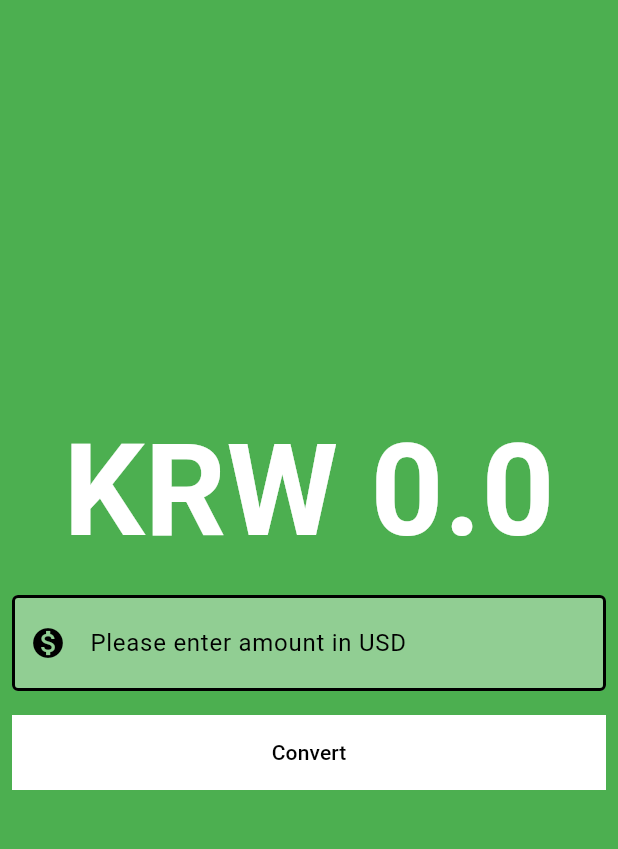
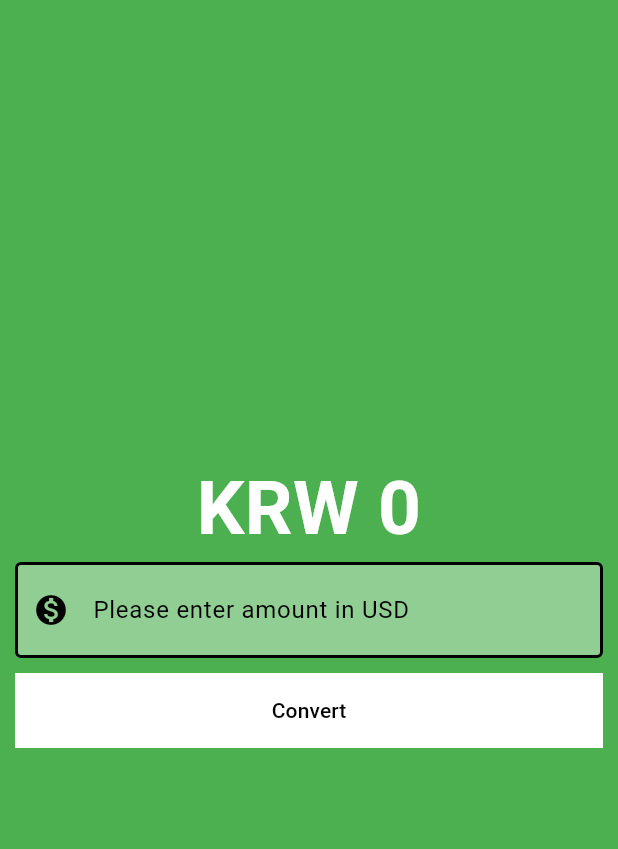
Before and after one commit to THSPSS/currency_converter_app, a Flutter app: the screen it shows after launch, after a tap on "Convert", on a phone screen of 412 x 824 dp, the part 59-908 px from its top. Run offline on Flutter 3.47's test engine with Material 3 defaults, Android fonts, the phone set to English and light mode, and no system bars.

Commit message:
update currency coveter handling edge case

```diff
--- a/lib/currency_converter_material_page.dart
+++ b/lib/currency_converter_material_page.dart
@@ -28,6 +28,12 @@ class _CurrencyConverterMaterialPageState extends State<CurrencyConverterMateria
   final inputAmountController = TextEditingController();
   late double convertedToAmount = 0;
 
+  void convert() {
+    setState(() {
+      convertedToAmount = double.parse(inputAmountController.text) * 1391.18;
+    });
+  }
+
   //kepp build function clean as possible
   @override
   Widget build(BuildContext context) {
@@ -36,7 +42,7 @@ class _CurrencyConverterMaterialPageState extends State<CurrencyConverterMateria
     // of the TextField.
     const border = OutlineInputBorder(
                   //Color(0xAARRGGBB) alpha , red , green, black
-                  //0xFF000000
+                  //0xFF000001
                   borderSide: BorderSide(
                     width: 2.0,
                   )
@@ -58,22 +64,22 @@ class _CurrencyConverterMaterialPageState extends State<CurrencyConverterMateria
           ],
         ),
         body : Center(
+          child: Padding(
+            padding: const EdgeInsets.all(10.0),
             child: Column(
               mainAxisAlignment: MainAxisAlignment.center,
               children: [
                  Text(
-                'KRW ${convertedToAmount.toString()}',
+                  'KRW ${convertedToAmount != 0 ? convertedToAmount.toStringAsFixed(2) : convertedToAmount.toStringAsFixed(0)}',
                   style: const TextStyle(
-                fontSize:85,
+                  fontSize:50,
                   fontWeight: FontWeight.bold,
                   color : Colors.white
                  )
                  ),
                  //padding and container
                  //contrl + shift + R : refactoring widget
-               Padding(
-                 padding: const EdgeInsets.all(8.0),
-                 child: TextField(
+                 TextField(
                     controller: inputAmountController,
                     decoration: const InputDecoration(
                       contentPadding: EdgeInsets.all(20.0),
@@ -95,19 +101,10 @@ class _CurrencyConverterMaterialPageState extends State<CurrencyConverterMateria
                       signed: true
                     ),
                  ),
-               ),
+                 const SizedBox(height: 10.0,),
                  //Button
-              Padding(
-              padding: const EdgeInsets.all(8.0),
-              child: TextButton(
-              onPressed: () {
-                // get the value of inputAmontController.text and multiply it with usd 0.00072
-                // var resultOfConv = (double.parse(inputAmountController.text)*);
-                // update text variable
-                setState(() {
-                  convertedToAmount = double.parse(inputAmountController.text) * 1391.18;
-                });
-              },
+                TextButton(
+                onPressed: convert,
                 style :
                 TextButton.styleFrom(
                   backgroundColor: Colors.white,
@@ -118,23 +115,9 @@ class _CurrencyConverterMaterialPageState extends State<CurrencyConverterMateria
                   //shape: OvalBorder , rectableBorder , continouseBorder
                   shape: const RoundedRectangleBorder(),
                 ),
-              // const ButtonStyle(
-              //   elevation: MaterialStatePropertyAll(10.0),
-              //   backgroundColor: MaterialStatePropertyAll(Colors.white),
-              //   foregroundColor: MaterialStatePropertyAll(Colors.black),
-              //   //double.infinity has media width
-              //   minimumSize: MaterialStatePropertyAll(Size(double.infinity, 50)),
-              //   //shape: OvalBorder , rectableBorder , continouseBorder
-              //   shape: MaterialStatePropertyAll(RoundedRectangleBorder()),
-              //   // MaterialStateProperty.all<RoundedRectangleBorder>(
-              //   //   RoundedRectangleBorder(
-              //   //     borderRadius: BorderRadius.circular(5.0),
-              //   //   )
-              //   // )
-              // ),
-              child: const Text('Convert')),
-            )
+                child: const Text('Convert'))
               ]
+            ),
           )
           )
         );
```
Lines whose indentation alone changed are shown as unchanged.
